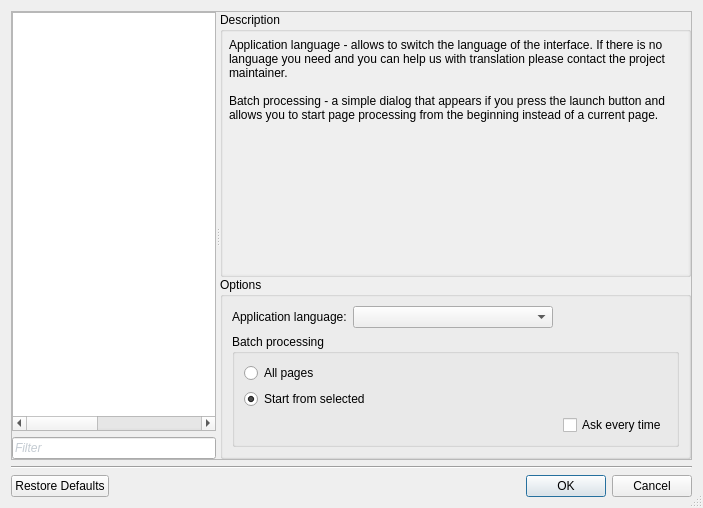
This is ui/SettingsDialog.ui in ImageProcessing-ElectronicPublications/scantailor-deviant as Qt 5 draws it before an edit. The edited form follows.
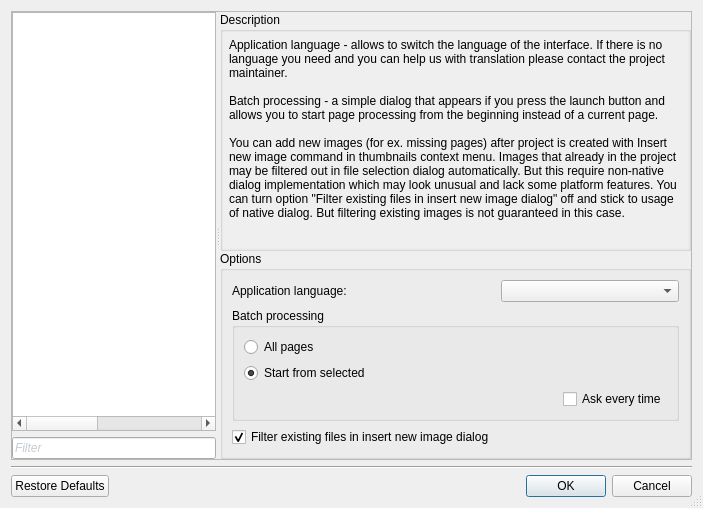
This is the edited form. The open tabs and pages were chosen to show the change. Custom widgets are drawn as their Qt base class.

Commit message:
Bugfix: existing image files are not filtered out in insert image dialog
Apparently in some Qt version QFileDialog behaviour has changed. Or something like that.
It looks like proxy model that implements filtering isn't working with native file dialogs.
And Qt tries to use native dialog by default.
Filtering requires Qts own implementation of dialog. But it may lacks functionality (for ex. - no favorite places in Linux ver)
and looks wierd. So I made an option for user to let him choose what he needs more - filtering or native look&feel.

Diff of the .ui file:
```diff
--- a/ui/SettingsDialog.ui
+++ b/ui/SettingsDialog.ui
@@ -261,8 +261,8 @@
                <rect>
                 <x>0</x>
                 <y>0</y>
-                <width>441</width>
-                <height>220</height>
+                <width>426</width>
+                <height>252</height>
                </rect>
               </property>
               <layout class="QVBoxLayout" name="verticalLayout_70">
@@ -286,7 +286,9 @@
                  <property name="text">
                   <string>Application language - allows to switch the language of the interface. If there is no language you need and you can help us with translation please contact the project maintainer.
 
-Batch processing - a simple dialog that appears if you press the launch button and allows you to start page processing from the beginning instead of a current page.</string>
+Batch processing - a simple dialog that appears if you press the launch button and allows you to start page processing from the beginning instead of a current page.
+
+You can add new images (for ex. missing pages) after project is created with Insert new image command in thumbnails context menu. Images that already in the project may be filtered out in file selection dialog automatically. But this require non-native dialog implementation which may look unusual and lack some platform features. You can turn option &quot;Filter existing files in insert new image dialog&quot; off and stick to usage of native dialog. But filtering existing images is not guaranteed in this case.</string>
                  </property>
                  <property name="alignment">
                   <set>Qt::AlignLeading|Qt::AlignLeft|Qt::AlignTop</set>
@@ -382,6 +384,16 @@
              </layout>
             </widget>
            </item>
+           <item row="2" column="0">
+            <widget class="QCheckBox" name="cbDontUseNativeDlg">
+             <property name="text">
+              <string>Filter existing files in insert new image dialog</string>
+             </property>
+             <property name="checked">
+              <bool>true</bool>
+             </property>
+            </widget>
+           </item>
           </layout>
          </widget>
         </item>
```
Left out of the diff: 14 changed lines with no effect on the pictures. The commit also changes 6 other files.
